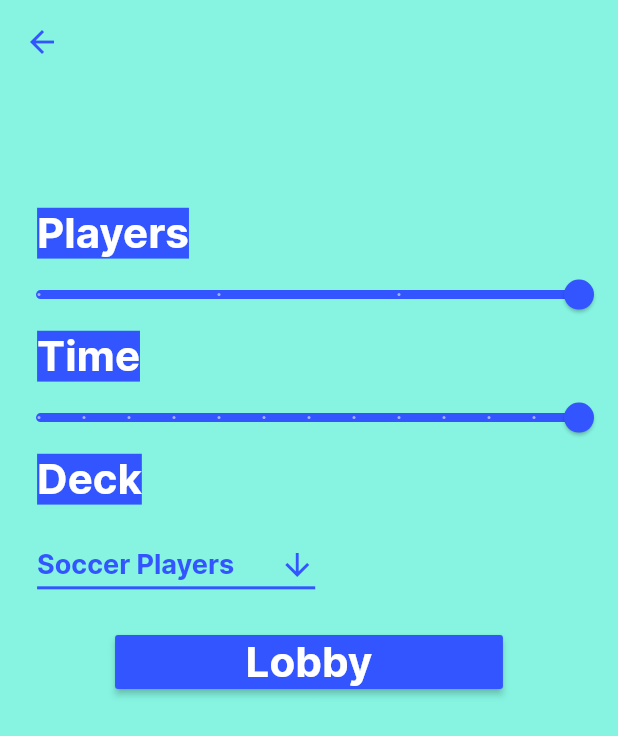
After one commit to Ramko9999/Name-Off, a Flutter app: the SettingsScreen screen opened by its route, on a phone screen of 412 x 824 dp. The commit adds this screen. Shown: the top 736 px of the screen. Run offline on Flutter 3.47's test engine with Material 2 defaults, Android fonts, the phone set to English and light mode, and no system bars; our stand-ins replace get_it, rxdart.

Commit message:
Lobby Service and Lobby Screen

```diff
--- a/client/lib/main.dart
+++ b/client/lib/main.dart
@@ -1,12 +1,17 @@
 import 'package:flutter/material.dart';
+import 'package:name_off/models/Lobby.dart';
 import 'package:name_off/routes/RouteGenerator.dart';
 import 'package:name_off/screens/splash/SplashScreen.dart';
 import './screens/auth/LoginScreen.dart';
 import  './screens/home/HomeScreen.dart';
 import './util/Config.dart';
+import './screens/lobby/LobbyScreen.dart';
+import 'package:get_it/get_it.dart';
 
+GetIt getIt = GetIt.instance;
 
 void main() {
+  getIt.registerSingleton<Lobby>(Lobby());
   runApp(MyApp());
 }
 
--- /dev/null
+++ b/client/lib/models/Lobby.dart
@@ -0,0 +1,52 @@
+import 'package:name_off/models/Player.dart';
+import 'package:rxdart/rxdart.dart';
+import 'Player.dart';
+class Lobby {
+  BehaviorSubject _settings = BehaviorSubject.seeded({'time':'15', 'players':'5', 'deck': 'Soccer Players'});
+  // ignore: close_sinks
+  BehaviorSubject _players = BehaviorSubject.seeded([Player('sponge', '1234', 'abc', 10, 10, true), Player('ramko999', '12345', 'abcd', 10, 10, true)]);
+
+  // ignore: close_sinks
+  BehaviorSubject _localPlayer = BehaviorSubject.seeded(Player('Null', '12', 'abc', 10, 10, false)); // Local player
+
+
+  Stream get localPlayer$ => _localPlayer.stream;
+  Player get getLocalPlayer => _localPlayer.value;
+  Stream get players$ => _players.stream;
+  List get currentPlayers => _players.value;
+  Stream get settings$ => _settings.stream;
+  Map get currentSettings => _settings.value;
+
+  setLocalPlayer(Player player) {
+    _localPlayer.add(player);
+  }
+
+  leaveLobby(Player localPlayer) {
+    var filterPlayers = currentPlayers.where((element) => element.id!= localPlayer.id).toList();
+    _players.add(filterPlayers);
+  }
+
+  readyUp(String socketId) {
+    for (Player player in currentPlayers) {
+      if (socketId == player.socketId) {
+          player.isReady = ! player.isReady;
+      }
+    }
+    _players.add(currentPlayers);
+  }
+
+  lobbyReady(){
+    var filterPlayers = currentPlayers.where((element) => element.isReady).toList();
+    return filterPlayers.length == currentPlayers.length;
+  }
+
+  joinLobby(Player player){
+    currentPlayers.add(player);
+    _players.add(currentPlayers);
+  }
+
+  changeSettings(String key, String val) {
+    currentSettings[key] = val;
+    _settings.add(currentSettings);
+  }
+}
--- /dev/null
+++ b/client/lib/models/Player.dart
@@ -0,0 +1,18 @@
+class Player {
+
+    String username;
+    String id;
+    String socketId;
+    int score;
+    int rounds;
+    bool isReady;
+
+    Player(String username, String id, String socketId, int score, int rounds, bool isReady) {
+      this.username = username;
+      this.id = id;
+      this.socketId = socketId;
+      this.score = score;
+      this.rounds = rounds;
+      this.isReady = isReady;
+    }
+}
--- a/client/lib/routes/RouteGenerator.dart
+++ b/client/lib/routes/RouteGenerator.dart
@@ -1,7 +1,11 @@
 import "package:flutter/material.dart";
+import 'package:name_off/screens/Settings/SettingsScreen.dart';
+import 'package:name_off/screens/game/GameScreen.dart';
+import 'package:name_off/screens/lobby/LobbyScreen.dart';
 import '../screens/splash/SplashScreen.dart';
 import "../screens/auth/LoginScreen.dart";
 import "../screens/home/HomeScreen.dart";
+import "../screens/game/GameScreen.dart";
 import "../models/User.dart";
 
 
@@ -15,8 +19,16 @@ class RouteGenerator{
       case "/home":
           User currentUser = args as User;
           return MaterialPageRoute(builder: (context) => HomeScreen(currentUser: currentUser));
+      case '/lobby':
+          User currentUser = args as User;
+          return MaterialPageRoute(builder: (context) => LobbyScreen());
+      case '/settings':
+          return MaterialPageRoute(builder: (context)=> SettingsScreen());
+      case '/game':
+          return MaterialPageRoute(builder: (context)=> GameScreen());
       default:
           return MaterialPageRoute(builder: (context) => SplashScreen());
+
     }
   }
 }
--- /dev/null
+++ b/client/lib/screens/Settings/SettingsScreen.dart
@@ -0,0 +1,166 @@
+import 'package:flutter/material.dart';
+import 'package:name_off/models/Lobby.dart';
+import 'package:name_off/screens/lobby/TextBlock.dart';
+import 'package:name_off/util/Config.dart';
+import 'package:name_off/util/RelativeDimension.dart';
+
+import '../../main.dart';
+
+class SettingsScreen extends StatefulWidget {
+  @override
+  _SettingsScreenState createState() => _SettingsScreenState();
+}
+
+class _SettingsScreenState extends State<SettingsScreen> {
+  final lobbyService = getIt.get<Lobby>();
+
+  double timeLimit = 2;
+  @override
+  Widget build(BuildContext context) {
+    return Scaffold(
+      appBar: AppBar(
+        leading: BackButton(color: Config.secondaryColor),
+        backgroundColor: Config.bgColor,
+        elevation: 0,
+      ),
+      backgroundColor: Config.bgColor,
+      body: SingleChildScrollView(
+          child: Container(
+        padding: EdgeInsets.only(
+          top: RelativeDimension.getHeight(context, 0.1),
+        ),
+        child: Column(
+          children: [
+            Container(
+              child: Column(
+                children: [
+                  Container(
+                    padding: EdgeInsets.only(
+                        left: RelativeDimension.getWidth(context, 0.06)),
+                    alignment: Alignment.topLeft,
+                    child: TextBlock(
+                      text: 'Players',
+                    ),
+                  ),
+                  StreamBuilder(
+                      stream: lobbyService.settings$,
+                      builder: (BuildContext context, AsyncSnapshot snap) {
+                        return Slider(
+
+                          value: double.parse(snap.data['players']),
+                          activeColor: Config.secondaryColor,
+                          min: 2,
+                          max: 5,
+                          divisions: 3,
+                          onChanged: (newValue) => {
+                            lobbyService.changeSettings(
+                                'players', newValue.toString())
+                          },
+                          label: snap.data['players'],
+                        );
+                      }),
+                ],
+              ),
+            ),
+            Container(
+              child: Column(
+                children: [
+                  Container(
+                    padding: EdgeInsets.only(
+                        left: RelativeDimension.getWidth(context, 0.06)),
+                    alignment: Alignment.topLeft,
+                    child: TextBlock(
+                      text: 'Time',
+                    ),
+                  ),
+                  StreamBuilder(
+                      stream: lobbyService.settings$,
+                      builder: (BuildContext context, AsyncSnapshot snap) {
+                        return Slider(
+                          activeColor: Config.secondaryColor,
+                          value: double.parse(snap.data['time']),
+                          min: 3,
+                          max: 15,
+                          divisions: 12,
+                          onChanged: (newValue) => {
+                            lobbyService.changeSettings(
+                                'time', newValue.toString())
+                          },
+                          label: snap.data['time'],
+                        );
+                      }),
+                ],
+              ),
+            ),
+            Container(
+              child: Column(
+                children: [
+                  Container(
+                    padding: EdgeInsets.only(
+                        left: RelativeDimension.getWidth(context, 0.06)),
+                    alignment: Alignment.topLeft,
+                    child: TextBlock(
+                      text: 'Deck',
+                    ),
+                  ),
+                  Container(
+                    padding: EdgeInsets.only(
+                        left: RelativeDimension.getWidth(context, 0.06),
+                        top: RelativeDimension.getHeight(context, 0.02),
+                        bottom: RelativeDimension.getHeight(context, 0.02)),
+                    alignment: Alignment.topLeft,
+                    child: StreamBuilder(
+                        stream: lobbyService.settings$,
+                        builder: (BuildContext context, AsyncSnapshot snap) {
+                          return DropdownButton<String>(
+                            value: snap.data['deck'],
+                            icon: Icon(
+                              Icons.arrow_downward,
+                              color: Config.secondaryColor,
+                            ),
+                            iconSize: 24,
+                            elevation: 16,
+                            style: TextStyle(
+                                color: Config.secondaryColor,
+                                fontFamily: Config.fontFamily,
+                                fontSize: 18),
+                            underline: Container(
+                              height: 2,
+                              color: Config.secondaryColor,
+                            ),
+                            onChanged: (String newValue) {
+                              lobbyService.changeSettings('deck', newValue);
+                            },
+                            items: <String>[
+                              'Soccer Players',
+                              'Soccer Teams',
+                              'Basketball Players',
+                              'Basketball Teams'
+                            ].map<DropdownMenuItem<String>>((String value) {
+                              return DropdownMenuItem<String>(
+                                value: value,
+                                child: Text(value),
+                              );
+                            }).toList(),
+                          );
+                        }),
+                  ),
+                ],
+              ),
+            ),
+            RaisedButton(
+              onPressed: () => {Navigator.of(context).pushNamed("/lobby")},
+              child: SizedBox(
+                width: RelativeDimension.getWidth(context, 0.55),
+                child: Center(
+                  child: TextBlock(text: 'Lobby'),
+                ),
+              ),
+              color: Config.secondaryColor,
+            ),
+          ],
+        ),
+      )),
+    );
+  }
+}
--- a/client/lib/screens/home/HomeScreen.dart
+++ b/client/lib/screens/home/HomeScreen.dart
@@ -1,4 +1,7 @@
 import "package:flutter/material.dart";
+import 'package:name_off/models/Lobby.dart';
+import 'package:name_off/models/Player.dart';
+import '../../main.dart';
 import '../../util/RelativeDimension.dart';
 import '../../util/Config.dart';
 import "../../models/User.dart";
@@ -6,7 +9,7 @@ import "../../models/User.dart";
 class HomeScreen extends StatelessWidget {
   final TextEditingController _joinCodeController = new TextEditingController();
   final User currentUser;
-
+  final lobbyService = getIt.get<Lobby>();
   HomeScreen({@required this.currentUser});
 
   Widget build(BuildContext context) {
@@ -22,7 +25,9 @@ class HomeScreen extends StatelessWidget {
             child: Column(
               children: <Widget>[
                 Container(
-                  padding: EdgeInsets.only(top: RelativeDimension.getHeight(context, 0.1), left: RelativeDimension.getWidth(context, 0.075)),
+                    padding: EdgeInsets.only(
+                        top: RelativeDimension.getHeight(context, 0.1),
+                        left: RelativeDimension.getWidth(context, 0.075)),
                     child: Align(
                       alignment: Alignment.centerLeft,
                       child: Text(
@@ -30,8 +35,7 @@ class HomeScreen extends StatelessWidget {
                         style: TextStyle(
                             backgroundColor: Config.secondaryColor,
                             color: Colors.white,
-                      fontSize: 28
-                      ),
+                            fontSize: 28),
                       ),
                     )),
                 Container(
@@ -81,6 +85,7 @@ class HomeScreen extends StatelessWidget {
                         child: RaisedButton(
                           key: Key("join-button"),
                           onPressed: () {
+                            handleJoin(context);
                             print("join-button clicked");
                           },
                           color: Config.secondaryColor,
@@ -108,6 +113,7 @@ class HomeScreen extends StatelessWidget {
                           child: RaisedButton(
                             key: Key("make-button"),
                             onPressed: () {
+                              handleJoin(context);
                               print("make-button clicked");
                             },
                             color: Config.secondaryColor,
@@ -117,6 +123,7 @@ class HomeScreen extends StatelessWidget {
                               style: TextStyle(fontSize: 20),
                             ),
                           ),
+
                         ))),
                   ),
                 ),
@@ -125,4 +132,11 @@ class HomeScreen extends StatelessWidget {
       ),
     );
   }
+
+  void handleJoin(BuildContext context) {
+    Player localPlayer = Player(currentUser.getUsername(), currentUser.getId(), 'ab', 10, 10, false);
+    lobbyService.joinLobby(localPlayer);
+    lobbyService.setLocalPlayer(localPlayer);
+    Navigator.of(context).pushNamed("/lobby");
   }
+}
--- /dev/null
+++ b/client/lib/screens/lobby/TextBlock.dart
@@ -0,0 +1,19 @@
+import 'package:flutter/material.dart';
+import '../../util/Config.dart';
+
+class TextBlock extends StatelessWidget {
+  TextBlock({@required this.text });
+
+  final String text;
+  double textSize = 28;
+  @override
+  Widget build(BuildContext context) {
+    return Text(
+      this.text,
+      style: TextStyle(
+          backgroundColor: Config.secondaryColor,
+          color: Colors.white,
+          fontSize: textSize),
+    );
+  }
+}
--- a/client/lib/util/ApiConfig.dart
+++ b/client/lib/util/ApiConfig.dart
@@ -1,4 +1,4 @@
 
 class ApiConfig{
-  static final String baseUrl = "http://10.0.2.2:9000/";
+  static final String baseUrl = "http://192.168.1.13:9000/";
 }
--- a/client/pubspec.yaml
+++ b/client/pubspec.yaml
@@ -29,6 +29,8 @@ dependencies:
   # The following adds the Cupertino Icons font to your application.
   # Use with the CupertinoIcons class for iOS style icons.
   cupertino_icons: ^0.1.3
+  rxdart: ^0.25.0
+  get_it: ^5.0.4
 
 dev_dependencies:
   flutter_test:
```
Also changed, not shown: client/lib/screens/game/GameScreen.dart (added, +44 -0 lines), client/lib/screens/lobby/LobbyScreen.dart (added, +137 -0 lines), client/pubspec.lock, 2 other files. Lines whose indentation alone changed are shown as unchanged.
